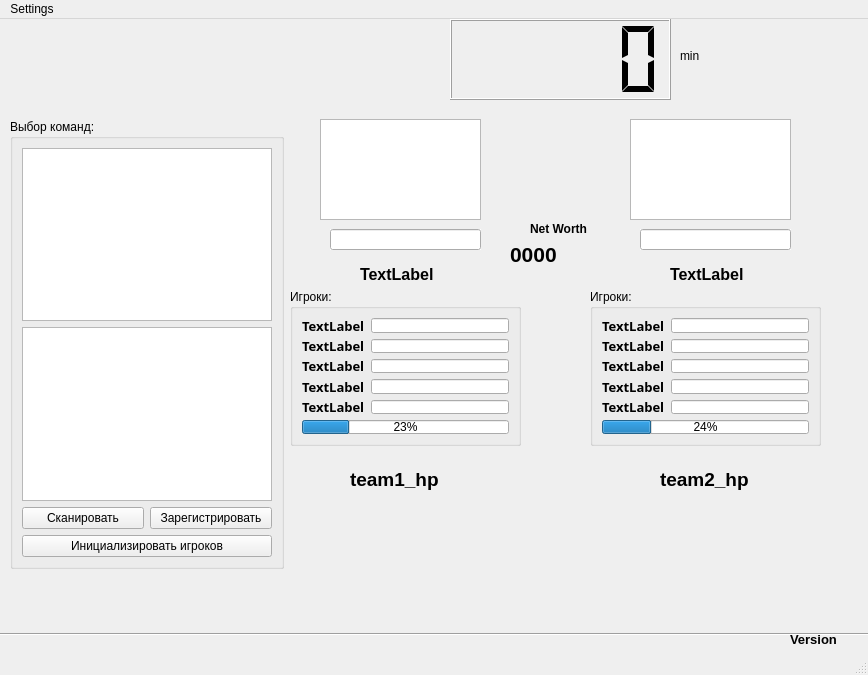
QuandisS/DotaSim, file forms/main(test).ui: the form before one commit.
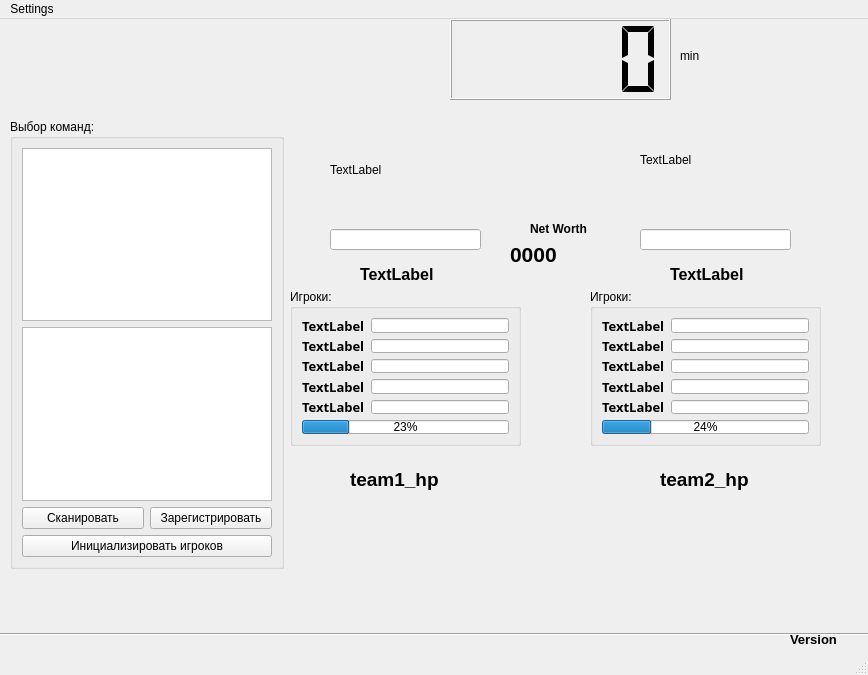
The form after the commit.

Diff of the .ui file:
```diff
--- a/forms/main(test).ui
+++ b/forms/main(test).ui
@@ -572,26 +572,6 @@
      <string>0000</string>
     </property>
    </widget>
-   <widget class="QGraphicsView" name="team1_logo">
-    <property name="geometry">
-     <rect>
-      <x>320</x>
-      <y>100</y>
-      <width>161</width>
-      <height>101</height>
-     </rect>
-    </property>
-   </widget>
-   <widget class="QGraphicsView" name="team2_logo">
-    <property name="geometry">
-     <rect>
-      <x>630</x>
-      <y>100</y>
-      <width>161</width>
-      <height>101</height>
-     </rect>
-    </property>
-   </widget>
    <widget class="QLabel" name="label_2">
     <property name="geometry">
      <rect>
@@ -732,6 +712,32 @@
      <string>Version</string>
     </property>
    </widget>
+   <widget class="QLabel" name="t1_logo_label">
+    <property name="geometry">
+     <rect>
+      <x>330</x>
+      <y>100</y>
+      <width>151</width>
+      <height>101</height>
+     </rect>
+    </property>
+    <property name="text">
+     <string>TextLabel</string>
+    </property>
+   </widget>
+   <widget class="QLabel" name="t2_logo_label">
+    <property name="geometry">
+     <rect>
+      <x>640</x>
+      <y>90</y>
+      <width>151</width>
+      <height>101</height>
+     </rect>
+    </property>
+    <property name="text">
+     <string>TextLabel</string>
+    </property>
+   </widget>
   </widget>
   <widget class="QMenuBar" name="menubar">
    <property name="geometry">
```
